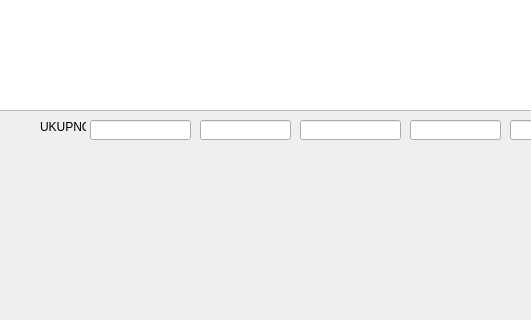
First picture: the form in formakalkulacije.ui, repository s-pab/Commercium, before the edit; both pictures show x 160 to 691 and y 280 to 600 of the 800 by 600 pixel window.
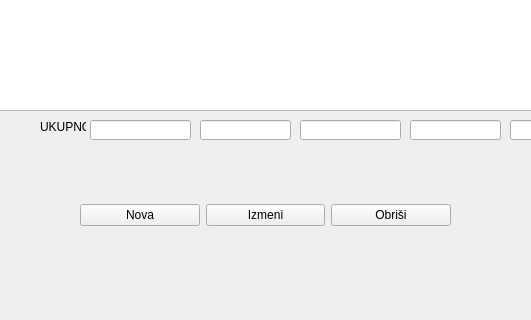
Second picture: the form after the edit.

```diff
--- a/formakalkulacije.ui
+++ b/formakalkulacije.ui
@@ -156,6 +156,39 @@
      <string>Šifra</string>
     </property>
    </widget>
+   <widget class="QWidget" name="">
+    <property name="geometry">
+     <rect>
+      <x>240</x>
+      <y>460</y>
+      <width>371</width>
+      <height>71</height>
+     </rect>
+    </property>
+    <layout class="QHBoxLayout" name="horizontalLayout">
+     <item>
+      <widget class="QPushButton" name="pushButton">
+       <property name="text">
+        <string>Nova</string>
+       </property>
+      </widget>
+     </item>
+     <item>
+      <widget class="QPushButton" name="pushButton_2">
+       <property name="text">
+        <string>Izmeni</string>
+       </property>
+      </widget>
+     </item>
+     <item>
+      <widget class="QPushButton" name="pushButton_3">
+       <property name="text">
+        <string>Obriši</string>
+       </property>
+      </widget>
+     </item>
+    </layout>
+   </widget>
   </widget>
   <widget class="QMenuBar" name="menubar">
    <property name="geometry">
```
